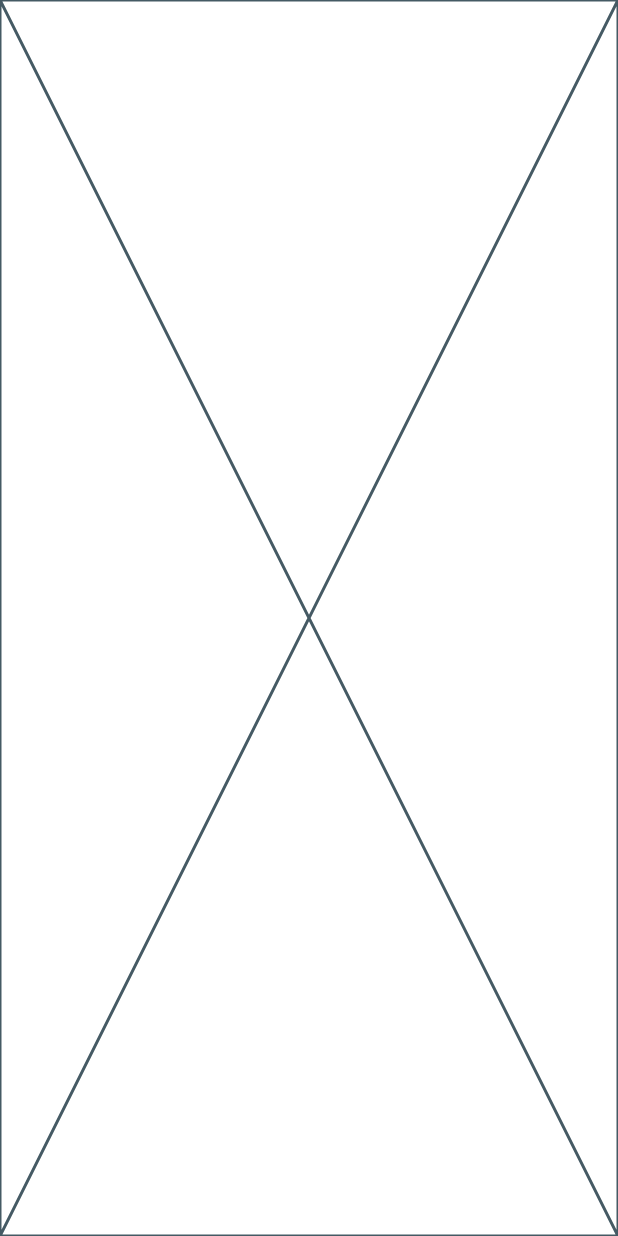
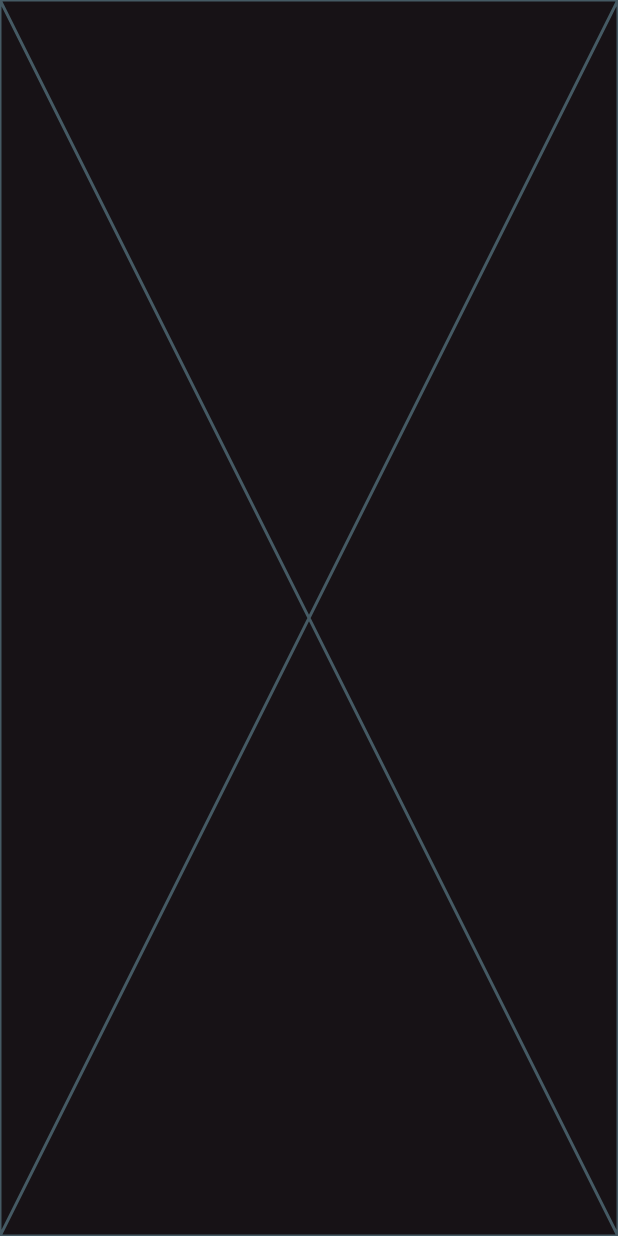
Before and after one commit to Knupper/data_flutter, a Flutter app: the screen it shows after launch, on a phone screen of 412 x 824 dp. Run offline on Flutter 3.47's test engine with Material 3 defaults, Android fonts, the phone set to English and light mode, and no system bars.

Commit message:
add task2

```diff
--- /dev/null
+++ b/lib/home_scaffold.dart
@@ -0,0 +1,15 @@
+import 'package:flutter/material.dart';
+
+// Aufgabe 2:
+// Unten stehende Karteikarte nachbauen, Bild kann durch Placeholder ersetzt werden
+// https://img.freepik.com/vektoren-premium/farbige-profilkarte-mit-einem-benutzer-symbol-und-einzelheiten_1294240-68100.jpg?w=1800
+class HomeScaffold extends StatelessWidget {
+  const HomeScaffold({super.key});
+
+  @override
+  Widget build(BuildContext context) {
+    return const Scaffold(
+      body: Placeholder(),
+    );
+  }
+}
--- a/lib/my_app.dart
+++ b/lib/my_app.dart
@@ -1,10 +1,26 @@
 import 'package:flutter/material.dart';
+import 'package:flutter_schulung/home_scaffold.dart';
 
 class MyApp extends StatelessWidget {
   const MyApp({super.key});
 
   @override
   Widget build(BuildContext context) {
-    return const Placeholder();
+    return MaterialApp(
+      themeMode: ThemeMode.dark,
+      theme: ThemeData.from(
+        colorScheme: ColorScheme.fromSeed(
+          seedColor: Colors.orange,
+          brightness: Brightness.light,
+        ),
+      ),
+      darkTheme: ThemeData.from(
+        colorScheme: ColorScheme.fromSeed(
+          seedColor: Colors.purple,
+          brightness: Brightness.dark,
+        ),
+      ),
+      home: const HomeScaffold(),
+    );
   }
 }
```
